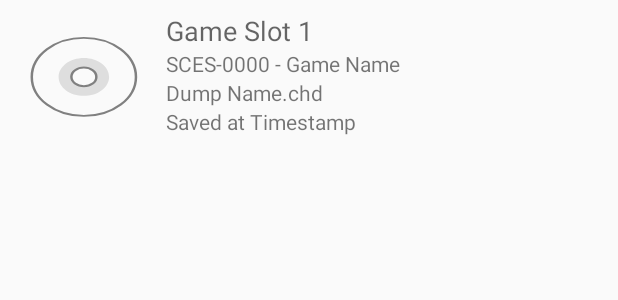
After one commit to kofxi3584karlayang/duckstation, an Android app: the layout save_state_view_entry.xml on its own in the app's theme, with its tools: preview values and no code run, on a phone screen of 412 x 824 dp. The commit adds this screen. Shown: the top 300 px of the screen. Run offline under Robolectric (Android 15) with nearby library versions, the phone set to English and light mode, and no system bars.

Commit message:
Android: Add graphical save/load state selector

```diff
--- a/android/app/src/main/java/com/github/stenzek/duckstation/AndroidHostInterface.java
+++ b/android/app/src/main/java/com/github/stenzek/duckstation/AndroidHostInterface.java
@@ -136,6 +136,8 @@ public class AndroidHostInterface {
 
     public native boolean setMediaFilename(String filename);
 
+    public native SaveStateInfo[] getSaveStateInfo(boolean includeEmpty);
+
     static {
         System.loadLibrary("duckstation-native");
     }
--- a/android/app/src/main/java/com/github/stenzek/duckstation/GameDirectoriesActivity.java
+++ b/android/app/src/main/java/com/github/stenzek/duckstation/GameDirectoriesActivity.java
@@ -298,7 +298,7 @@ public class GameDirectoriesActivity extends AppCompatActivity {
                 .setTitle(R.string.edit_game_directories_add_path)
                 .setMessage(R.string.edit_game_directories_add_path_summary)
                 .setView(text)
-                .setPositiveButton("Add", (dialog, which) ->  {
+                .setPositiveButton("Add", (dialog, which) -> {
                     final String path = text.getText().toString();
                     if (!path.isEmpty()) {
                         addSearchDirectory(GameDirectoriesActivity.this, path, true);
--- /dev/null
+++ b/android/app/src/main/res/drawable/ic_baseline_not_interested_60.xml
@@ -0,0 +1,5 @@
+<vector android:height="60dp" android:tint="?attr/colorControlNormal"
+    android:viewportHeight="24" android:viewportWidth="24"
+    android:width="60dp" xmlns:android="http://schemas.android.com/apk/res/android">
+    <path android:fillColor="@android:color/white" android:pathData="M12,2C6.48,2 2,6.48 2,12s4.48,10 10,10 10,-4.48 10,-10S17.52,2 12,2zM12,20c-4.42,0 -8,-3.58 -8,-8 0,-1.85 0.63,-3.55 1.69,-4.9L16.9,18.31C15.55,19.37 13.85,20 12,20zM18.31,16.9L7.1,5.69C8.45,4.63 10.15,4 12,4c4.42,0 8,3.58 8,8 0,1.85 -0.63,3.55 -1.69,4.9z"/>
+</vector>
--- /dev/null
+++ b/android/app/src/main/res/layout/save_state_view_entry.xml
@@ -0,0 +1,66 @@
+<?xml version="1.0" encoding="utf-8"?>
+<RelativeLayout xmlns:android="http://schemas.android.com/apk/res/android"
+    xmlns:app="http://schemas.android.com/apk/res-auto"
+    xmlns:tools="http://schemas.android.com/tools"
+    android:id="@+id/linearLayout"
+    android:layout_width="match_parent"
+    android:layout_height="wrap_content"
+    android:orientation="vertical">
+
+    <ImageView
+        android:id="@+id/image"
+        android:layout_width="80dp"
+        android:layout_height="60dp"
+        android:layout_marginTop="20dp"
+        android:layout_marginBottom="4dp"
+        android:layout_marginLeft="15dp"
+        android:layout_alignParentTop="true"
+        android:scaleType="fitXY"
+        tools:srcCompat="@drawable/ic_media_cdrom" />
+
+    <TextView
+        android:id="@+id/summary"
+        android:layout_width="match_parent"
+        android:layout_height="wrap_content"
+        android:layout_marginStart="15dp"
+        android:layout_marginTop="8dp"
+        android:text="Game Slot 1"
+        android:textAppearance="@style/TextAppearance.AppCompat.Medium"
+        android:layout_alignParentTop="true"
+        android:layout_toRightOf="@id/image" />
+
+    <TextView
+        android:id="@+id/game"
+        android:layout_width="match_parent"
+        android:layout_height="wrap_content"
+        android:layout_marginStart="15dp"
+        android:layout_marginTop="0dp"
+        android:text="SCES-0000 - Game Name"
+        android:textAppearance="@style/TextAppearance.AppCompat.Small"
+        android:layout_below="@id/summary"
+        android:layout_toRightOf="@id/image" />
+
+    <TextView
+        android:id="@+id/path"
+        android:layout_width="match_parent"
+        android:layout_height="wrap_content"
+        android:layout_marginStart="15dp"
+        android:layout_marginTop="0dp"
+        android:text="Dump Name.chd"
+        android:textAppearance="@style/TextAppearance.AppCompat.Small"
+        android:layout_below="@id/game"
+        android:layout_toRightOf="@id/image" />
+
+    <TextView
+        android:id="@+id/timestamp"
+        android:layout_width="match_parent"
+        android:layout_height="wrap_content"
+        android:layout_marginStart="15dp"
+        android:layout_marginTop="0dp"
+        android:layout_marginBottom="14dp"
+        android:text="Saved at Timestamp"
+        android:textAppearance="@style/TextAppearance.AppCompat.Small"
+        android:layout_below="@id/path"
+        android:layout_toRightOf="@id/image" />
+
+</RelativeLayout>
--- a/android/app/src/main/res/values/strings.xml
+++ b/android/app/src/main/res/values/strings.xml
@@ -206,4 +206,8 @@
     <string name="menu_edit_game_directories_add_path">Add Path</string>
     <string name="edit_game_directories_add_path">Add Path</string>
     <string name="edit_game_directories_add_path_summary">Enter the full path to the directory with games.\n\nYou can get this from a file manager app.\n\nExample: /storage/emulated/0/games</string>
+    <string name="save_state_info_slot_is_empty">Slot Is Empty</string>
+    <string name="save_state_info_game_save_n">Game Save %d</string>
+    <string name="save_state_info_global_save_n">Global Save %d</string>
+    <string name="save_state_info_quick_save">Quick Save</string>
 </resources>
```
Also changed, not shown: android/app/src/main/java/com/github/stenzek/duckstation/EmulationActivity.java (+36 -23 lines), android/app/src/main/java/com/github/stenzek/duckstation/SaveStateInfo.java (added, +151 -0 lines), android/app/src/main/res/values/arrays.xml (+0 -14 lines), 6 other files.
